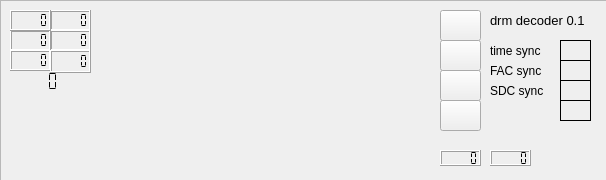
JvanKatwijk/sdr-j-sw, file swreceiver/plugins/decoders/drm-decoder/widget.ui: the form before one commit.
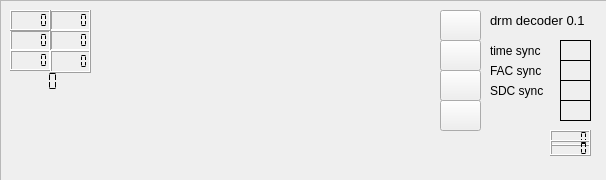
The form after the commit. Custom widgets are drawn as their Qt base class.

Diff of the .ui file:
```diff
--- a/swreceiver/plugins/decoders/drm-decoder/widget.ui
+++ b/swreceiver/plugins/decoders/drm-decoder/widget.ui
@@ -207,8 +207,8 @@
    <widget class="QLCDNumber" name="goodFrames">
     <property name="geometry">
      <rect>
-      <x>490</x>
-      <y>150</y>
+      <x>550</x>
+      <y>130</y>
       <width>41</width>
       <height>16</height>
      </rect>
@@ -220,8 +220,8 @@
    <widget class="QLCDNumber" name="badFrames">
     <property name="geometry">
      <rect>
-      <x>440</x>
-      <y>150</y>
+      <x>550</x>
+      <y>140</y>
       <width>41</width>
       <height>16</height>
      </rect>
@@ -281,19 +281,6 @@
      <string/>
     </property>
    </widget>
-   <widget class="QLabel" name="messageLabel">
-    <property name="geometry">
-     <rect>
-      <x>130</x>
-      <y>150</y>
-      <width>401</width>
-      <height>21</height>
-     </rect>
-    </property>
-    <property name="text">
-     <string/>
-    </property>
-   </widget>
    <widget class="QPushButton" name="channel_1">
     <property name="geometry">
      <rect>
@@ -414,6 +401,19 @@
      <string/>
     </property>
    </widget>
+   <widget class="QLabel" name="messageLabel">
+    <property name="geometry">
+     <rect>
+      <x>130</x>
+      <y>150</y>
+      <width>421</width>
+      <height>21</height>
+     </rect>
+    </property>
+    <property name="text">
+     <string/>
+    </property>
+   </widget>
   </widget>
  </widget>
  <customwidgets>
```
Left out of the diff: 2 changed lines with no effect on the pictures.
